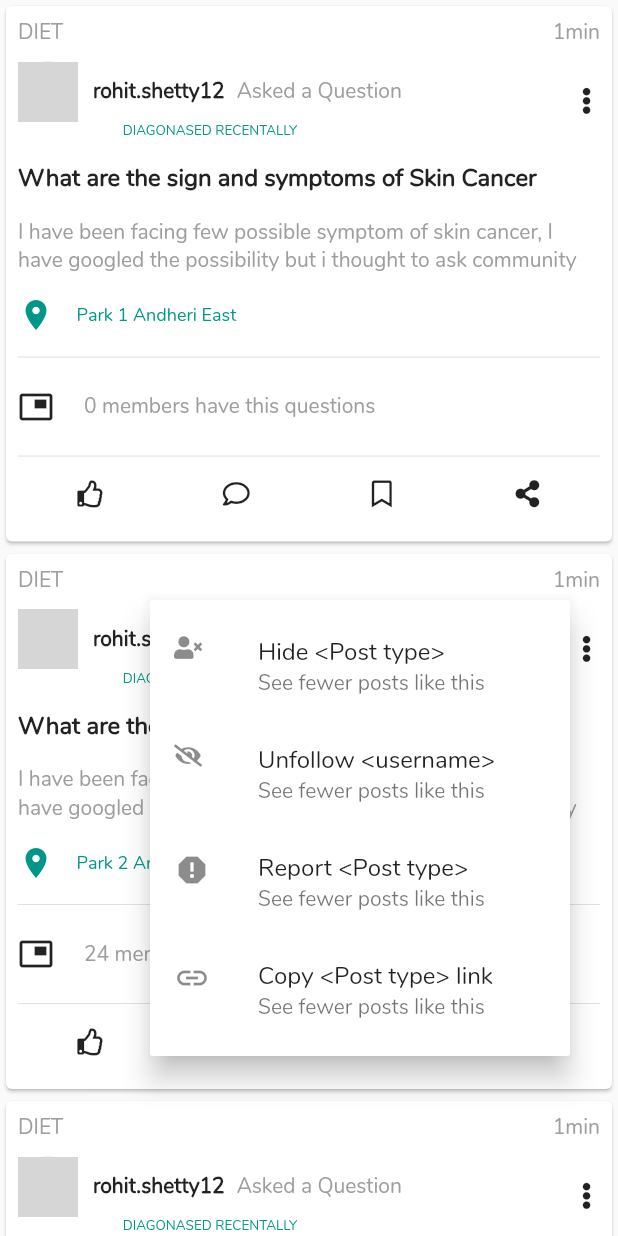
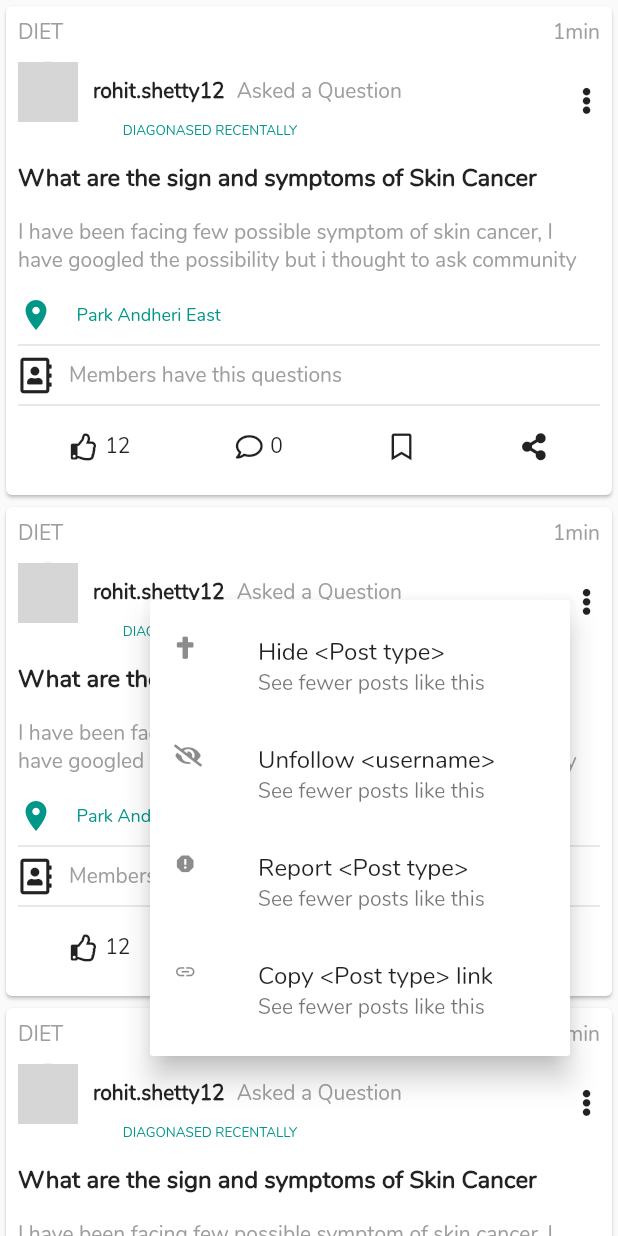
Before and after one commit to ICEBREAKER-HOTDEV/Healthnest, a Flutter app: the FeedItem widget shown alone on an empty page, opened directly, after a tap on an icon or button, on a phone screen of 412 x 824 dp. Run offline on Flutter 3.47's test engine with Material 2 defaults, Android fonts, the light colour scheme and no system bars; our stand-ins replace font_awesome_flutter, share; missing offline and left inert: flutter_country_picker; network calls fail; grey boxes are pictures that could not be loaded.

Commit message:
widget added

```diff
--- a/lib/navigation/fab_with_icons.dart
+++ b/lib/navigation/fab_with_icons.dart
@@ -1,9 +1,11 @@
 import 'package:flutter/material.dart';
 
 class FabWithIcons extends StatefulWidget {
+
   FabWithIcons({this.icons, this.onIconTapped});
   final List<IconData> icons;
   ValueChanged<int> onIconTapped;
+
   @override
   State createState() => FabWithIconsState();
 }
--- a/lib/widgets/feed_item.dart
+++ b/lib/widgets/feed_item.dart
@@ -1,12 +1,11 @@
 import 'package:flutter/cupertino.dart';
 import 'package:flutter/material.dart';
 import 'package:font_awesome_flutter/font_awesome_flutter.dart';
+import 'package:healthnest/postpage/postdetail_page.dart';
 import 'package:share/share.dart';
 
 class FeedItem extends StatelessWidget {
-  const FeedItem({
-    Key key,
-  }) : super(key: key);
+  const FeedItem({Key key}) : super(key: key);
 
   @override
   Widget build(BuildContext context) {
@@ -14,15 +13,17 @@ class FeedItem extends StatelessWidget {
         itemCount: 21,
         itemBuilder: (context, index) {
           return Card(
+            child: GestureDetector(
+              onTap: ()=> Navigator.push(context, MaterialPageRoute(builder: (context) => PostPageDetails())),
               child: Container(
-                //margin: EdgeInsets.all(4),
                   padding: EdgeInsets.all(8),
                   child: Column(
                     crossAxisAlignment: CrossAxisAlignment.start,
                     children: <Widget>[
                       Row(
                         mainAxisAlignment: MainAxisAlignment.spaceBetween,
-                      children: <Widget>[ Text(
+                        children: <Widget>[
+                          Text(
                             'DIET',
                             style: TextStyle(
                                 fontSize: 14,
@@ -68,8 +69,8 @@ class FeedItem extends StatelessWidget {
                                           'Asked a Question',
                                           style: TextStyle(
                                               fontSize: 14,
-                                            color:
-                                                Theme.of(context).primaryColor),
+                                              color: Theme.of(context)
+                                                  .primaryColor),
                                         ),
                                       ],
                                     ),
@@ -95,8 +96,8 @@ class FeedItem extends StatelessWidget {
                       SizedBox(height: 15),
                       Text(
                         'What are the sign and symptoms of Skin Cancer',
-                      style:
-                          TextStyle(fontSize: 16, fontWeight: FontWeight.bold),
+                        style: TextStyle(
+                            fontSize: 16, fontWeight: FontWeight.bold),
                       ),
                       SizedBox(height: 15),
                       Text(
@@ -112,57 +113,84 @@ class FeedItem extends StatelessWidget {
                           ),
                           SizedBox(width: 15),
                           Text(
-                          'Park ${index + 1} Andheri East',
+                              'Park Andheri East',
                               style: TextStyle(
                                   fontSize: 12,
                                   color: Theme.of(context).accentColor),
                             ),
                           ],
                         ),
-                    SizedBox(height: 15),
-                    Divider(height: 2),
-                    Padding(
-                        padding: EdgeInsets.only(top: 20, bottom: 20),
-                        child: Row(
-                          children: <Widget>[
-                            Icon(Icons.picture_in_picture),
-                            SizedBox(width: 20),
-                            Text(
-                              '${24 * index} members have this questions',
-                              style: TextStyle(
+                        Divider(thickness: 1),
+
+                        Row(children: <Widget>[
+                            Icon(FontAwesomeIcons.addressBook),
+                            SizedBox(width: 10),
+                            Text('Members have this questions', style: TextStyle(
                                   fontSize: 14,
                                   color: Theme.of(context).primaryColor),
                             ),
                           ],
-                        )),
-                    Divider(height: 2),
-                    SizedBox(height: 15),
+                        ),
+
+                        Divider(thickness: 1),
+
+                        SizedBox(height: 10),
+
                         Row(
                           mainAxisAlignment: MainAxisAlignment.spaceAround,
+                          crossAxisAlignment: CrossAxisAlignment.center,
                           children: <Widget>[
                             GestureDetector(
                                 onTap: () {
                                   print('Like tapped');
                                   //showOptions();
                                 },
-                            child: Icon(
+                                child: Row(
+                                   children: <Widget>[
+                                     Icon(
                                   FontAwesomeIcons.thumbsUp,
                                   size: 18,
+                                ),
+                                SizedBox(width: 5),
+                                Text('12')
+                                ],
                                 )),
-                        Icon(FontAwesomeIcons.comment, size: 18),
-                        Icon(FontAwesomeIcons.bookmark, size: 18),
+
+                            Row(
+                          mainAxisAlignment: MainAxisAlignment.spaceAround,
+                          crossAxisAlignment: CrossAxisAlignment.center,
+                          children: <Widget>[
+
                             GestureDetector(
                                 onTap: () {
-                              print('share the feed Item');
-                              Share.share(
-                                  'check out my website https://example.com');
+                                  print('Comment tapped');
+                                  //showOptions();
                                 },
-                            child: Icon(FontAwesomeIcons.shareAlt, size: 18))
+                                child: Row(
+                                   children: <Widget>[
+                                     Icon(
+                                  FontAwesomeIcons.comment,
+                                  size: 18,
+                                ),
+                                SizedBox(width: 5),
+                                Text('${index*3}')
+                                ],
+                                ))
+
+                          ]),
+
+
+                            Icon(FontAwesomeIcons.bookmark, size: 18),
+
+                            GestureDetector(
+                                onTap: () { Share.share('check out my website https://example.com');},
+                                child:Icon(FontAwesomeIcons.shareAlt, size: 18))
                           ],
                         ),
                         SizedBox(height: 15),
                     ],
                   )),
+            ),
           );
         });
   }
@@ -172,49 +200,43 @@ class FeedItem extends StatelessWidget {
       context: context,
       position: RelativeRect.fromLTRB(100, 400, 100, 400),
       items: [
-
         PopupMenuItem(
           child: ListTile(
-            leading: Icon(FontAwesomeIcons.userTimes, size: 15),
-            onTap: ()=> print('hide'),
+            leading: Icon(FontAwesomeIcons.cross, size: 15),
+            onTap: () => print('hide'),
             title: Text('Hide <Post type>'),
             subtitle: Text('See fewer posts like this'),
           ),
         ),
-
         PopupMenuItem(
           child: ListTile(
-            leading: Icon(FontAwesomeIcons.solidEyeSlash, size: 15,),
-            onTap: ()=> print('Unfollow <username>'),
+            leading: Icon(
+              FontAwesomeIcons.solidEyeSlash,
+              size: 15,
+            ),
+            onTap: () => print('Unfollow <username>'),
             title: Text('Unfollow <username>'),
             subtitle: Text('See fewer posts like this'),
           ),
         ),
-
         PopupMenuItem(
           child: ListTile(
-            leading: Icon(Icons.report),
-            onTap: ()=> print('Report'),
+            leading: Icon(Icons.report, size: 15),
+            onTap: () => print('Report'),
             title: Text('Report <Post type>'),
             subtitle: Text('See fewer posts like this'),
           ),
         ),
-
         PopupMenuItem(
           child: ListTile(
-            leading: Icon(Icons.link),
-            onTap: ()=> print('hide'),
+            leading: Icon(Icons.link, size: 15),
+            onTap: () => print('hide'),
             title: Text('Copy <Post type> link'),
             subtitle: Text('See fewer posts like this'),
           ),
         ),
-
       ],
       elevation: 8.0,
     );
   }
-
-
-
-
 }
```
Also changed, not shown: lib/postpage/postdetail_page.dart (added, +207 -0 lines), lib/widgets/drop_down.dart (+50 -1 lines), lib/widgets/itemcard.dart (added, +172 -0 lines). Lines whose indentation alone changed are shown as unchanged.
